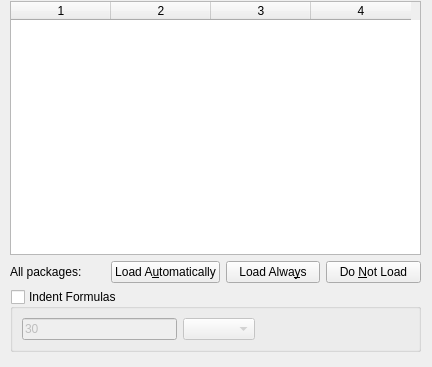
The window that src/frontends/qt4/ui/MathsUi.ui (cburschka/lyx) describes before a commit, drawn with Qt 5.
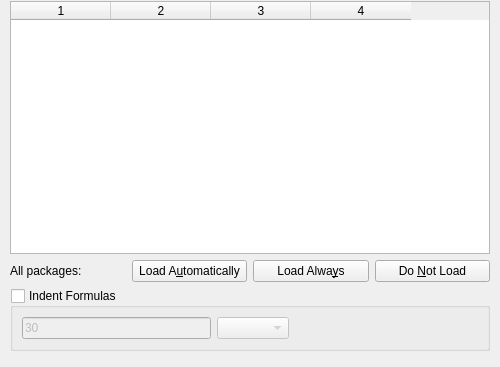
The same window after the commit. Custom widgets are drawn as their Qt base class.

Commit message: MathsUi.ui: adjust dimensions as requested

The edit to the form file:
```diff
--- a/src/frontends/qt4/ui/MathsUi.ui
+++ b/src/frontends/qt4/ui/MathsUi.ui
@@ -6,7 +6,7 @@
    <rect>
     <x>0</x>
     <y>0</y>
-    <width>432</width>
+    <width>500</width>
     <height>367</height>
    </rect>
   </property>
@@ -18,8 +18,8 @@
     <rect>
      <x>10</x>
      <y>1</y>
-     <width>411</width>
-     <height>351</height>
+     <width>480</width>
+     <height>350</height>
     </rect>
    </property>
    <layout class="QVBoxLayout" name="verticalLayout">
```
